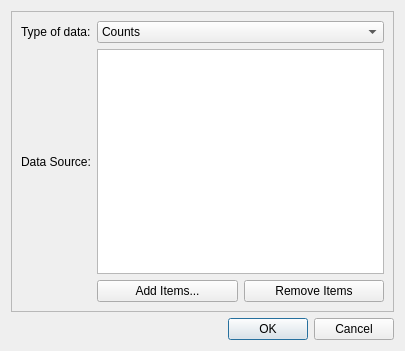
First picture: the form in ui/combine_graphs.ui, repository tweber-ill/frm_mirror-miezetools, before the edit.
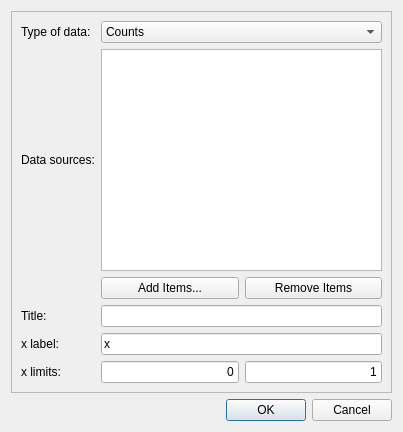
Second picture: the form after the edit.

Commit message: added labels for combined graphs

Diff of the .ui file:
```diff
--- a/ui/combine_graphs.ui
+++ b/ui/combine_graphs.ui
@@ -6,8 +6,8 @@
    <rect>
     <x>0</x>
     <y>0</y>
-    <width>405</width>
-    <height>351</height>
+    <width>403</width>
+    <height>432</height>
    </rect>
   </property>
   <property name="windowTitle">
@@ -36,33 +36,6 @@
         </property>
        </widget>
       </item>
-      <item row="0" column="1" colspan="2">
-       <widget class="QComboBox" name="comboType">
-        <item>
-         <property name="text">
-          <string>Counts</string>
-         </property>
-        </item>
-        <item>
-         <property name="text">
-          <string>Contrasts / Phases</string>
-         </property>
-        </item>
-       </widget>
-      </item>
-      <item row="1" column="0">
-       <widget class="QLabel" name="label_2">
-        <property name="sizePolicy">
-         <sizepolicy hsizetype="Fixed" vsizetype="Preferred">
-          <horstretch>0</horstretch>
-          <verstretch>0</verstretch>
-         </sizepolicy>
-        </property>
-        <property name="text">
-         <string>Data Source:</string>
-        </property>
-       </widget>
-      </item>
       <item row="1" column="1" colspan="2">
        <widget class="QListWidget" name="listGraphs">
         <property name="dragEnabled">
@@ -99,6 +72,84 @@
         </property>
        </widget>
       </item>
+      <item row="1" column="0">
+       <widget class="QLabel" name="label_2">
+        <property name="sizePolicy">
+         <sizepolicy hsizetype="Fixed" vsizetype="Preferred">
+          <horstretch>0</horstretch>
+          <verstretch>0</verstretch>
+         </sizepolicy>
+        </property>
+        <property name="text">
+         <string>Data sources:</string>
+        </property>
+       </widget>
+      </item>
+      <item row="0" column="1" colspan="2">
+       <widget class="QComboBox" name="comboType">
+        <item>
+         <property name="text">
+          <string>Counts</string>
+         </property>
+        </item>
+        <item>
+         <property name="text">
+          <string>Contrasts / Phases</string>
+         </property>
+        </item>
+       </widget>
+      </item>
+      <item row="4" column="1" colspan="2">
+       <widget class="QLineEdit" name="editXLab">
+        <property name="text">
+         <string>x</string>
+        </property>
+       </widget>
+      </item>
+      <item row="4" column="0">
+       <widget class="QLabel" name="label_3">
+        <property name="text">
+         <string>x label:</string>
+        </property>
+       </widget>
+      </item>
+      <item row="5" column="0">
+       <widget class="QLabel" name="label_4">
+        <property name="text">
+         <string>x limits:</string>
+        </property>
+       </widget>
+      </item>
+      <item row="5" column="1">
+       <widget class="QLineEdit" name="editXMin">
+        <property name="text">
+         <string>0</string>
+        </property>
+        <property name="alignment">
+         <set>Qt::AlignRight|Qt::AlignTrailing|Qt::AlignVCenter</set>
+        </property>
+       </widget>
+      </item>
+      <item row="5" column="2">
+       <widget class="QLineEdit" name="editXMax">
+        <property name="text">
+         <string>1</string>
+        </property>
+        <property name="alignment">
+         <set>Qt::AlignRight|Qt::AlignTrailing|Qt::AlignVCenter</set>
+        </property>
+       </widget>
+      </item>
+      <item row="3" column="1" colspan="2">
+       <widget class="QLineEdit" name="editTitle"/>
+      </item>
+      <item row="3" column="0">
+       <widget class="QLabel" name="label_5">
+        <property name="text">
+         <string>Title:</string>
+        </property>
+       </widget>
+      </item>
      </layout>
     </widget>
    </item>
```
The commit also changes 1 other file.
